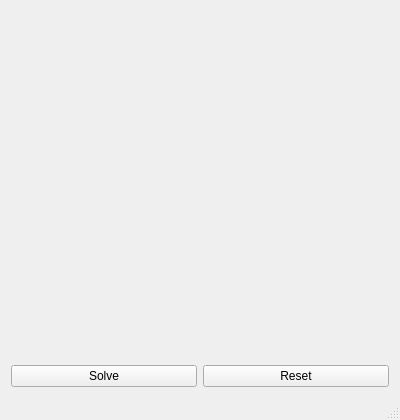
Qt form src/mainwindow.ui (jonpas/FERI-SudokuDLX) before a commit.
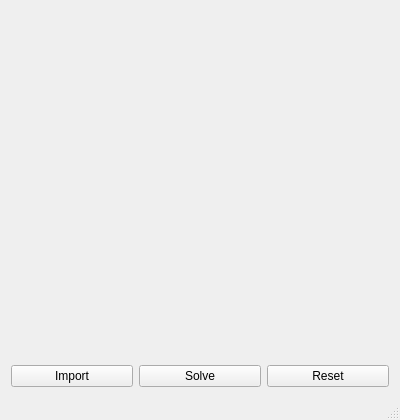
The same form after that commit.

The edit to the form file:
```diff
--- a/src/mainwindow.ui
+++ b/src/mainwindow.ui
@@ -84,6 +84,13 @@
     </item>
     <item>
      <layout class="QHBoxLayout" name="horizontalLayout">
+      <item>
+       <widget class="QPushButton" name="pushButtonImport">
+        <property name="text">
+         <string>Import</string>
+        </property>
+       </widget>
+      </item>
       <item>
        <widget class="QPushButton" name="pushButtonSolve">
         <property name="text">
```
